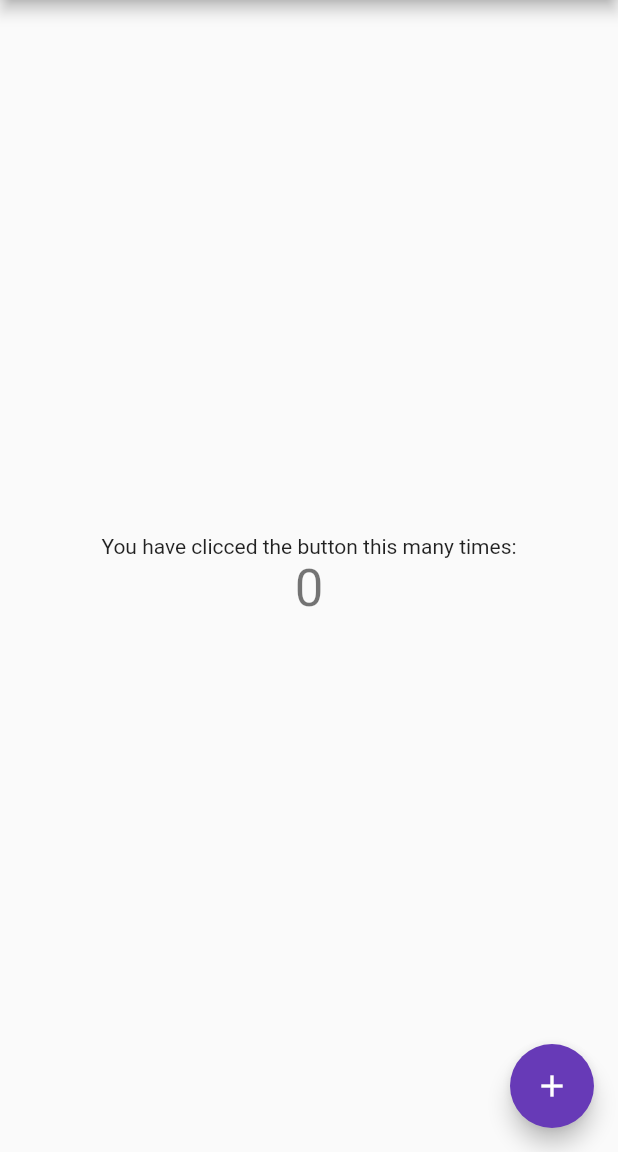
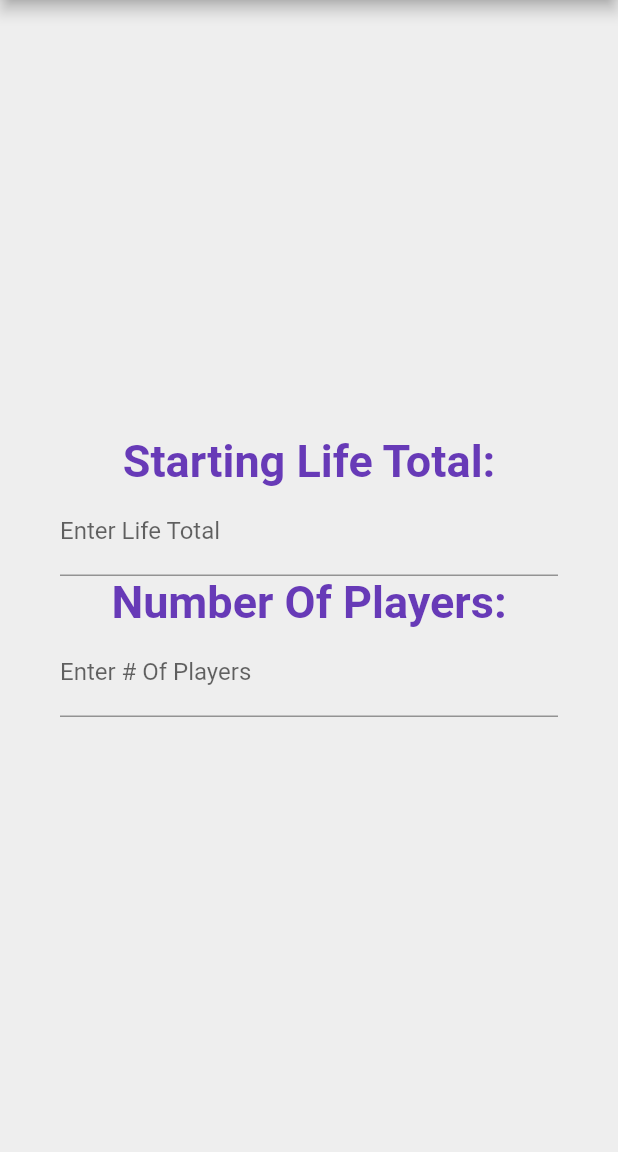
Before and after one commit to alexanderjones19/pridemate, a Flutter app: the screen it shows after launch, on a phone screen of 412 x 824 dp, the part 84-1236 px from its top. Run offline on Flutter 3.47's test engine with Material 2 defaults, Android fonts, the phone set to English and light mode, and no system bars.

Commit message:
home screen initial layout update

```diff
--- a/pridemate/lib/main.dart
+++ b/pridemate/lib/main.dart
@@ -1,4 +1,5 @@
 import 'package:flutter/material.dart';
+import 'screens/index.dart';
 
 void main() => runApp(new MyApp());
 
@@ -9,101 +10,9 @@ class MyApp extends StatelessWidget {
     return new MaterialApp(
       title: 'Pridemate',
       theme: new ThemeData(
-        // This is the theme of your application.
-        //
-        // Try running your application with "flutter run". You'll see the
-        // application has a blue toolbar. Then, without quitting the app, try
-        // changing the primarySwatch below to Colors.green and then invoke
-        // "hot reload" (press "r" in the console where you ran "flutter run",
-        // or press Run > Flutter Hot Reload in IntelliJ). Notice that the
-        // counter didn't reset back to zero; the application is not restarted.
         primarySwatch: Colors.deepPurple,
       ),
-      home: new MyHomePage(title: 'Pridemate'),
+      home: new HomeScreen(title: 'Pridemate'),
     );
   }
 }
-
-class MyHomePage extends StatefulWidget {
-  MyHomePage({Key key, this.title}) : super(key: key);
-
-  // This widget is the home page of your application. It is stateful, meaning
-  // that it has a State object (defined below) that contains fields that affect
-  // how it looks.
-
-  // This class is the configuration for the state. It holds the values (in this
-  // case the title) provided by the parent (in this case the App widget) and
-  // used by the build method of the State. Fields in a Widget subclass are
-  // always marked "final".
-
-  final String title;
-
-  @override
-  _MyHomePageState createState() => new _MyHomePageState();
-}
-
-class _MyHomePageState extends State<MyHomePage> {
-  int _counter = 0;
-
-  void _incrementCounter() {
-    setState(() {
-      // This call to setState tells the Flutter framework that something has
-      // changed in this State, which causes it to rerun the build method below
-      // so that the display can reflect the updated values. If we changed
-      // _counter without calling setState(), then the build method would not be
-      // called again, and so nothing would appear to happen.
-      _counter++;
-    });
-  }
-
-  @override
-  Widget build(BuildContext context) {
-    // This method is rerun every time setState is called, for instance as done
-    // by the _incrementCounter method above.
-    //
-    // The Flutter framework has been optimized to make rerunning build methods
-    // fast, so that you can just rebuild anything that needs updating rather
-    // than having to individually change instances of widgets.
-    return new Scaffold(
-      appBar: new AppBar(
-        // Here we take the value from the MyHomePage object that was created by
-        // the App.build method, and use it to set our appbar title.
-        title: new Text(widget.title),
-      ),
-      body: new Center(
-        // Center is a layout widget. It takes a single child and positions it
-        // in the middle of the parent.
-        child: new Column(
-          // Column is also layout widget. It takes a list of children and
-          // arranges them vertically. By default, it sizes itself to fit its
-          // children horizontally, and tries to be as tall as its parent.
-          //
-          // Invoke "debug paint" (press "p" in the console where you ran
-          // "flutter run", or select "Toggle Debug Paint" from the Flutter tool
-          // window in IntelliJ) to see the wireframe for each widget.
-          //
-          // Column has various properties to control how it sizes itself and
-          // how it positions its children. Here we use mainAxisAlignment to
-          // center the children vertically; the main axis here is the vertical
-          // axis because Columns are vertical (the cross axis would be
-          // horizontal).
-          mainAxisAlignment: MainAxisAlignment.center,
-          children: <Widget>[
-            new Text(
-              'You have clicced the button this many times:',
-            ),
-            new Text(
-              '$_counter',
-              style: Theme.of(context).textTheme.display1,
-            ),
-          ],
-        ),
-      ),
-      floatingActionButton: new FloatingActionButton(
-        onPressed: _incrementCounter,
-        tooltip: 'Increment',
-        child: new Icon(Icons.add),
-      ), // This trailing comma makes auto-formatting nicer for build methods.
-    );
-  }
-}
--- /dev/null
+++ b/pridemate/lib/screens/home.screen.dart
@@ -0,0 +1,103 @@
+import 'package:flutter/material.dart';
+
+class HomeScreen extends StatefulWidget {
+  HomeScreen({Key key, this.title}) : super(key: key);
+
+  // This widget is the home page of your application. It is stateful, meaning
+  // that it has a State object (defined below) that contains fields that affect
+  // how it looks.
+
+  // This class is the configuration for the state. It holds the values (in this
+  // case the title) provided by the parent (in this case the App widget) and
+  // used by the build method of the State. Fields in a Widget subclass are
+  // always marked "final".
+
+  final String title;
+
+  @override
+  _HomeScreenState createState() => new _HomeScreenState();
+}
+
+class _HomeScreenState extends State<HomeScreen> {
+  int _counter = 0;
+
+  void _incrementCounter() {
+    setState(() {
+      // This call to setState tells the Flutter framework that something has
+      // changed in this State, which causes it to rerun the build method below
+      // so that the display can reflect the updated values. If we changed
+      // _counter without calling setState(), then the build method would not be
+      // called again, and so nothing would appear to happen.
+      _counter++;
+    });
+  }
+
+  @override
+  Widget build(BuildContext context) {
+    // This method is rerun every time setState is called, for instance as done
+    // by the _incrementCounter method above.
+    //
+    // The Flutter framework has been optimized to make rerunning build methods
+    // fast, so that you can just rebuild anything that needs updating rather
+    // than having to individually change instances of widgets.
+    return new Scaffold(
+      appBar: new AppBar(
+        title: new Text(widget.title),
+      ),
+      backgroundColor: Colors.grey[200],
+      body: Container(
+
+          padding: const EdgeInsets.all(40.0),
+
+
+              child: Column(
+                // Column is also layout widget. It takes a list of children and
+                // arranges them vertically. By default, it sizes itself to fit its
+                // children horizontally, and tries to be as tall as its parent.
+                //
+                // Invoke "debug paint" (press "p" in the console where you ran
+                // "flutter run", or select "Toggle Debug Paint" from the Flutter tool
+                // window in IntelliJ) to see the wireframe for each widget.
+                //
+                // Column has various properties to control how it sizes itself and
+                // how it positions its children. Here we use mainAxisAlignment to
+                // center the children vertically; the main axis here is the vertical
+                // axis because Columns are vertical (the cross axis would be
+                // horizontal).
+                mainAxisAlignment: MainAxisAlignment.center,
+                children: <Widget>[
+                  Text(
+                    'Starting Life Total:',
+                    style: TextStyle(
+                      color: Colors.deepPurple,
+                      fontWeight: FontWeight.bold,
+                      fontSize: 30.0,
+                    ),
+                  ),
+                  TextField(
+                    decoration: InputDecoration(
+                      labelText: 'Enter Life Total',
+                    ),
+                    keyboardType: TextInputType.numberWithOptions(),
+                  ),
+                  Text(
+                    'Number Of Players:',
+                    style: TextStyle(
+                      color: Colors.deepPurple,
+                      fontWeight: FontWeight.bold,
+                      fontSize: 30.0,
+                    ),
+                  ),
+                  TextField(
+                    decoration: InputDecoration(
+                      labelText: 'Enter # Of Players',
+                    ),
+                    keyboardType: TextInputType.numberWithOptions(),
+                  ),
+                ],
+              ),
+
+      ),
+    );
+  }
+}
--- /dev/null
+++ b/pridemate/lib/screens/index.dart
@@ -0,0 +1 @@
+export 'home.screen.dart';
```
Also changed, not shown: pridemate/lib/screens/game.screen.dart (added).
